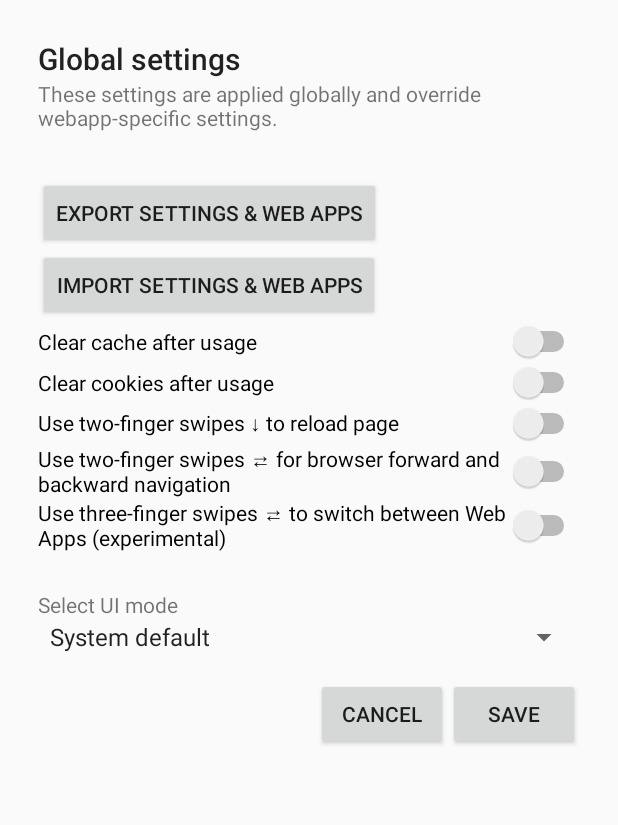
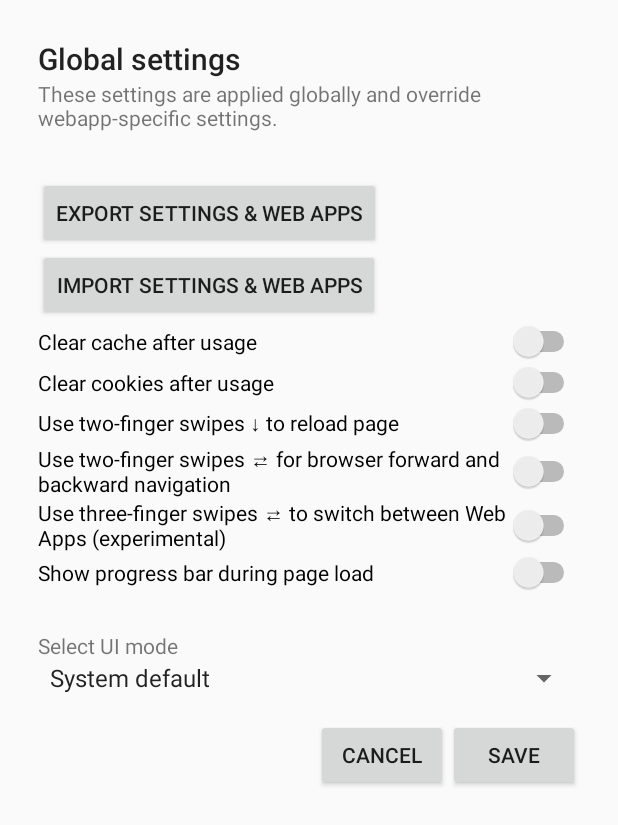
Before and after one commit to cylonid/NativeAlphaForAndroid, an Android app: the SettingsActivity screen opened directly, with no data from a screen before it, on a phone screen of 412 x 824 dp. Shown: the top 825 px of the screen. Run offline under Robolectric (Android 15) with nearby library versions, the phone set to English and light mode, and no system bars; our stand-ins replace data binding; libraries missing offline, so code that uses them is left out: com.himanshurawat.hasher; 6 statements that could not run were skipped.

Commit message:
Progress bar indicating load progress added

```diff
--- a/app/src/main/res/layout/global_settings.xml
+++ b/app/src/main/res/layout/global_settings.xml
@@ -96,6 +96,13 @@
                         android:checked="@={settings.threeFingerMultitouch}"
                         android:text="@string/use_three_finger_swipes_to_switch_between_web_apps_experimental" />
 
+                    <Switch
+                        android:id="@+id/switchShowProgressbar"
+                        android:layout_width="match_parent"
+                        android:layout_height="wrap_content"
+                        android:checked="@={settings.showProgressbar}"
+                        android:text="@string/show_progress_bar_during_page_load" />
+
                     <LinearLayout
                         android:id="@+id/layoutUIModeSelection"
                         android:layout_width="match_parent"
--- a/app/src/main/res/values/strings.xml
+++ b/app/src/main/res/values/strings.xml
@@ -87,6 +87,7 @@
     <string name="permission_storage_rationale">If you want Native Alpha Web Apps to be able to download files, you have to accept the storage permission request.</string>
     <string name="file_download">File is being downloaded...</string>
     <string name="custom_icon">Select custom icon</string>
+    <string name="show_progress_bar_during_page_load">Show progress bar during page load</string>
 
 
 </resources>
```
Also changed, not shown: app/src/main/java/com/cylonid/nativealpha/WebViewActivity.java (+23 -3 lines), app/src/main/java/com/cylonid/nativealpha/model/GlobalSettings.java (+10 -11 lines), app/src/main/res/layout/full_webview.xml (+18 -4 lines), 1 other file.
